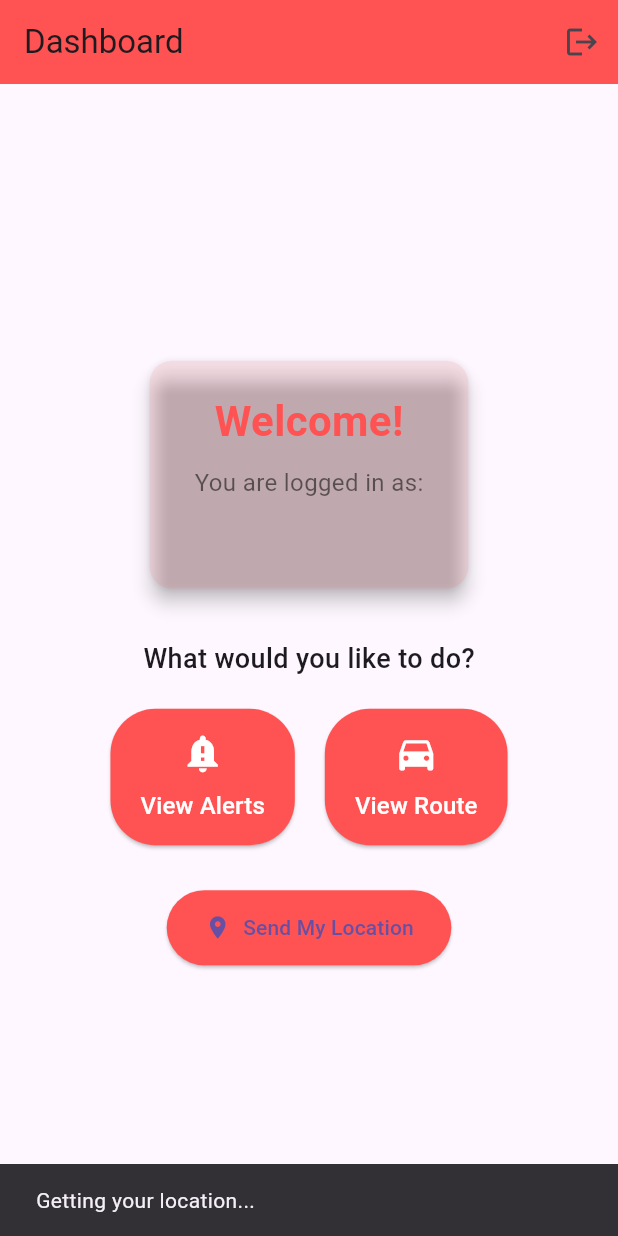
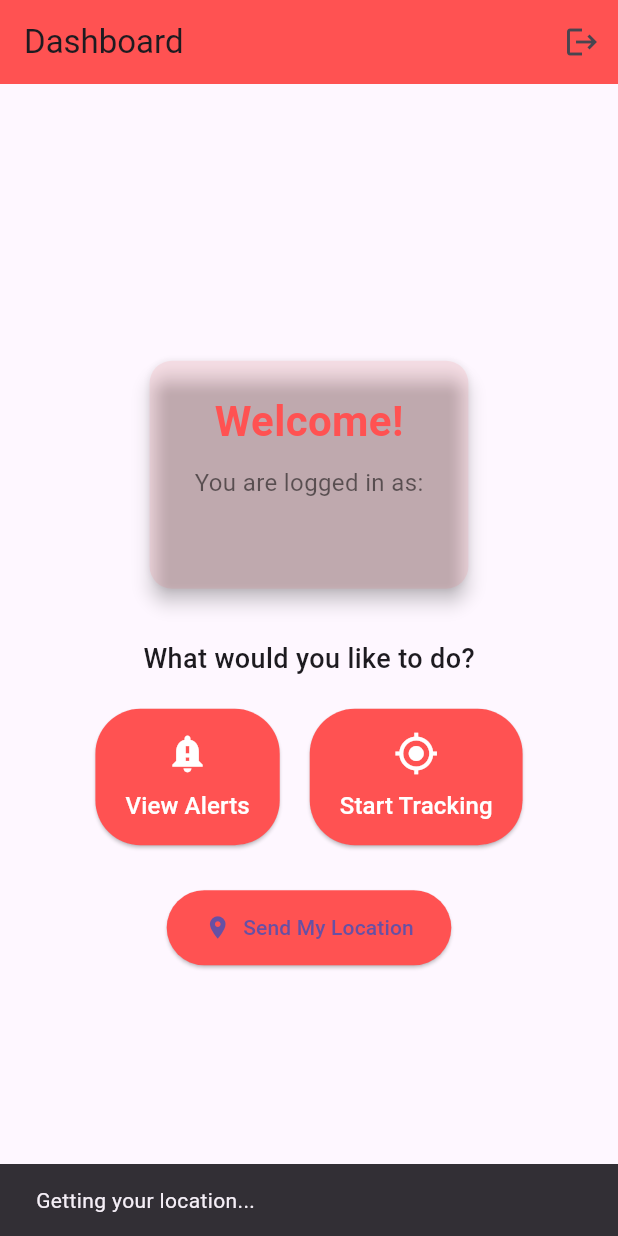
Before and after one commit to christcharlgabales/DigitalBillboard, a Flutter app: the HomeScreen screen opened directly, after a tap on "Send My Location", on a phone screen of 412 x 824 dp. Run offline on Flutter 3.47's test engine with Material 3 defaults, Android fonts, the phone set to English and light mode, and no system bars; our stand-ins replace flutter_dotenv, geolocator, supabase_flutter; accounts and stored records are empty.

Commit message:
feat: added billboard selection and trackings

```diff
--- a/lib/screens/home_screen.dart
+++ b/lib/screens/home_screen.dart
@@ -3,6 +3,7 @@ import 'package:geolocator/geolocator.dart';
 import 'package:supabase_flutter/supabase_flutter.dart';
 import 'view_locations_screen.dart';
 import 'login_screen.dart';
+import 'billboard_tracking_screen.dart'; // ✅ Add this import
 
 class HomeScreen extends StatelessWidget {
   const HomeScreen({super.key});
@@ -17,12 +18,10 @@ class HomeScreen extends StatelessWidget {
 
   Future<void> _sendLocation(BuildContext context) async {
     try {
-      // Show a loading indicator
       ScaffoldMessenger.of(
         context,
       ).showSnackBar(const SnackBar(content: Text('Getting your location...')));
 
-      // Request and check location permissions
       final hasPermission = await Geolocator.checkPermission();
       if (hasPermission == LocationPermission.denied ||
           hasPermission == LocationPermission.deniedForever) {
@@ -36,12 +35,10 @@ class HomeScreen extends StatelessWidget {
         }
       }
 
-      // Get current position
       final position = await Geolocator.getCurrentPosition(
         desiredAccuracy: LocationAccuracy.high,
       );
 
-      // Get the current user
       final user = Supabase.instance.client.auth.currentUser;
       if (user == null) {
         ScaffoldMessenger.of(context).showSnackBar(
@@ -52,65 +49,29 @@ class HomeScreen extends StatelessWidget {
         return;
       }
 
-      // Print debug information for Supabase client
-      print('SUPABASE URL: ${Supabase.instance.client.supabaseUrl}');
-      print(
-        'AUTHENTICATED: ${Supabase.instance.client.auth.currentSession != null}',
-      );
-
-      // Print debug information for insert
-      print('USER ID: ${user.id}');
-      print('LATITUDE: ${position.latitude}');
-      print('LONGITUDE: ${position.longitude}');
-      print('TIMESTAMP: ${DateTime.now().toIso8601String()}');
-
-      // Try a direct query first to check permissions
-      try {
-        final checkQuery = await Supabase.instance.client
-            .from('locations')
-            .select('count')
-            .limit(1);
-
-        print('CHECK QUERY RESPONSE: $checkQuery');
-      } catch (checkError) {
-        print('CHECK QUERY ERROR: $checkError');
-      }
-
-      // Insert location data with explicit error handling
-      try {
       final insertData = {
         'user_id': user.id,
         'latitude': position.latitude,
         'longitude': position.longitude,
-          'timestamp': DateTime.now().toIso8601String(),
+        'timestamp': DateTime.now().toUtc().toIso8601String(),
       };
 
-        print('ATTEMPTING TO INSERT: $insertData');
-
-        // Using the specific insert syntax recommended in latest Supabase docs
       final response = await Supabase.instance.client
           .from('locations')
           .insert(insertData);
 
-        print('INSERT RESPONSE: $response');
-
-        // Add a small delay to ensure database consistency
       await Future.delayed(const Duration(milliseconds: 500));
 
-        // Query to verify data was saved
       final testQuery = await Supabase.instance.client
           .from('locations')
           .select()
           .eq('user_id', user.id);
 
-        print('QUERY RESPONSE LENGTH: ${testQuery.length}');
-        print('QUERY RESPONSE DATA: $testQuery');
-
       if (testQuery.isEmpty) {
         ScaffoldMessenger.of(context).showSnackBar(
           const SnackBar(
             content: Text(
-                'Location sent but not found in database. Please check Supabase RLS policies.',
+              'Location sent but not found in database. Check RLS.',
             ),
           ),
         );
@@ -118,23 +79,13 @@ class HomeScreen extends StatelessWidget {
         ScaffoldMessenger.of(context).showSnackBar(
           const SnackBar(content: Text('Location sent successfully!')),
         );
-
-          // Navigate to view locations screen to see the saved location
         Navigator.push(
           context,
-            MaterialPageRoute(
-              builder: (context) => const ViewLocationsScreen(),
-            ),
+          MaterialPageRoute(builder: (context) => const ViewLocationsScreen()),
         );
       }
-      } catch (dbError) {
-        print('DATABASE ERROR: $dbError');
-        ScaffoldMessenger.of(
-          context,
-        ).showSnackBar(SnackBar(content: Text('Database error: $dbError')));
-      }
     } catch (e) {
-      print('GENERAL ERROR: $e');
+      print('ERROR: $e');
       ScaffoldMessenger.of(
         context,
       ).showSnackBar(SnackBar(content: Text('Error sending location: $e')));
@@ -212,12 +163,29 @@ class HomeScreen extends StatelessWidget {
               mainAxisAlignment: MainAxisAlignment.center,
               children: [
                 _buildOptionButton(
-                  context,
-                  'View Alerts',
-                  Icons.notification_important,
+                  title: 'View Alerts',
+                  icon: Icons.notification_important,
+                  onPressed: () {
+                    ScaffoldMessenger.of(context).showSnackBar(
+                      const SnackBar(
+                        content: Text('🚧 View Alerts coming soon'),
+                      ),
+                    );
+                  },
                 ),
                 SizedBox(width: 20),
-                _buildOptionButton(context, 'View Route', Icons.directions_car),
+                _buildOptionButton(
+                  title: 'Start Tracking',
+                  icon: Icons.gps_fixed,
+                  onPressed: () {
+                    Navigator.push(
+                      context,
+                      MaterialPageRoute(
+                        builder: (context) => BillboardTrackingScreen(),
+                      ),
+                    );
+                  },
+                ),
               ],
             ),
             SizedBox(height: 30),
@@ -239,14 +207,13 @@ class HomeScreen extends StatelessWidget {
     );
   }
 
-  Widget _buildOptionButton(BuildContext context, String title, IconData icon) {
+  Widget _buildOptionButton({
+    required String title,
+    required IconData icon,
+    required VoidCallback onPressed,
+  }) {
     return ElevatedButton(
-      onPressed: () {
-        Navigator.push(
-          context,
-          MaterialPageRoute(builder: (context) => const ViewLocationsScreen()),
-        );
-      },
+      onPressed: onPressed,
       style: ElevatedButton.styleFrom(
         backgroundColor: Colors.redAccent,
         padding: EdgeInsets.symmetric(vertical: 15.0, horizontal: 20.0),
```
Also changed, not shown: lib/screens/billboard_selection_screen.dart (added, +66 -0 lines), lib/screens/billboard_tracking_screen.dart (added, +166 -0 lines), lib/screens/tracking_screen.dart (added, +101 -0 lines), lib/screens/view_locations_screen.dart (+13 -2 lines), 2 other files. Lines whose indentation alone changed are shown as unchanged.
